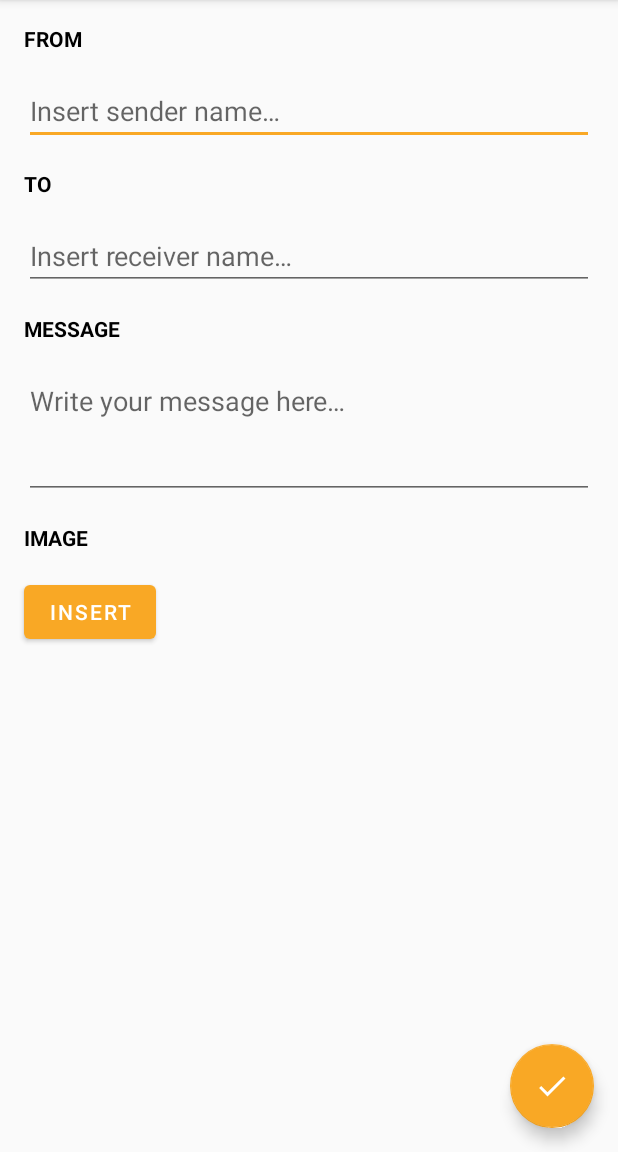
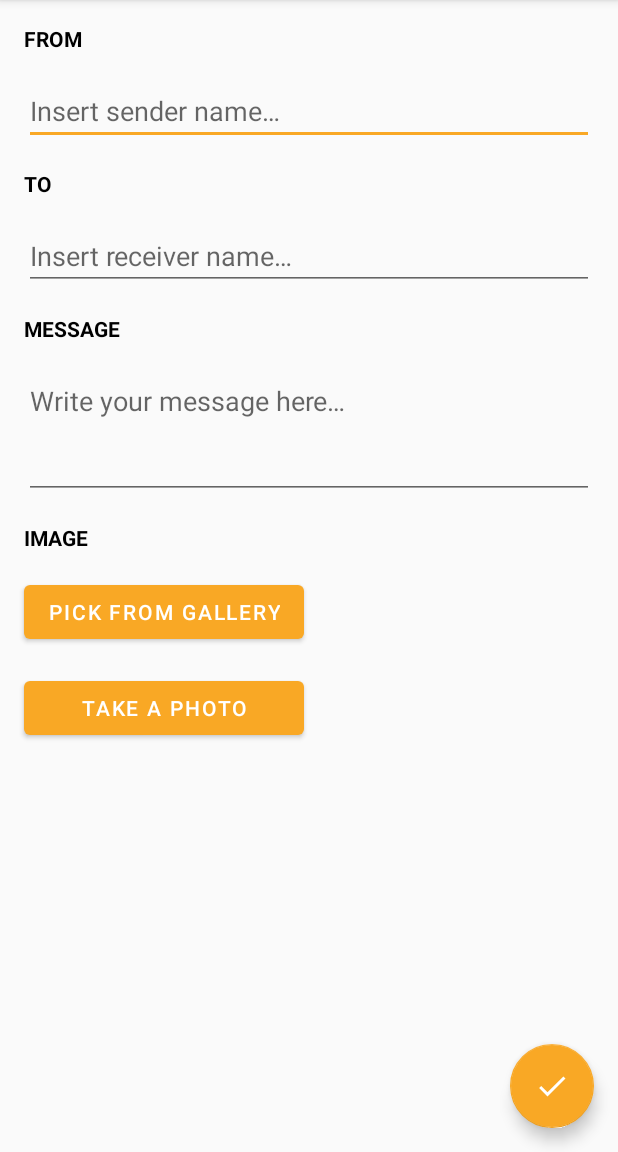
Before and after one commit to laymonage/santun, an Android app: the ComposeFragment screen opened directly, with no data from a screen before it, on a phone screen of 412 x 824 dp, the part 84-1236 px from its top. Run offline under Robolectric (Android 15) with nearby library versions, the phone set to English and light mode, and no system bars; our stand-ins replace Room's generated code, data binding.

Commit message:
Implement camera button

```diff
--- a/app/src/main/java/id/ac/ui/cs/mobileprogramming/sage/santun/data/model/Message.kt
+++ b/app/src/main/java/id/ac/ui/cs/mobileprogramming/sage/santun/data/model/Message.kt
@@ -4,7 +4,6 @@ import androidx.room.ColumnInfo
 import androidx.room.Entity
 import androidx.room.PrimaryKey
 import org.joda.time.DateTime
-import java.util.UUID
 
 @Entity(tableName = "message_table")
 data class Message(
@@ -14,5 +13,5 @@ data class Message(
     @ColumnInfo(name = "message") val message: String,
     @ColumnInfo(name = "image_uri") val imageUri: String? = null,
     @ColumnInfo(name = "timestamp") val timestamp: Long = DateTime.now().millis,
-    @ColumnInfo(name = "uuid") val uuid: String = UUID.randomUUID().toString()
+    @ColumnInfo(name = "uuid") val uuid: String
 )
--- a/app/src/main/res/layout/compose_fragment.xml
+++ b/app/src/main/res/layout/compose_fragment.xml
@@ -132,18 +132,31 @@
                     app:layout_constraintTop_toBottomOf="@+id/messageInput" />
 
                 <com.google.android.material.button.MaterialButton
+                    android:id="@+id/imageButton"
                     style="@style/Widget.MaterialComponents.Button"
-                    android:id="@+id/imageButton"
-                    android:layout_width="wrap_content"
+                    android:layout_width="0dp"
+                    android:layout_height="wrap_content"
+                    android:layout_marginStart="16dp"
+                    android:layout_marginLeft="16dp"
+                    android:layout_marginTop="16dp"
+                    android:text="@string/image_button"
+                    app:layout_constraintStart_toStartOf="parent"
+                    app:layout_constraintTop_toBottomOf="@+id/imageLabel" />
+
+                <com.google.android.material.button.MaterialButton
+                    android:id="@+id/cameraButton"
+                    style="@style/Widget.MaterialComponents.Button"
+                    android:layout_width="0dp"
                     android:layout_height="wrap_content"
                     android:layout_marginStart="16dp"
                     android:layout_marginLeft="16dp"
                     android:layout_marginTop="16dp"
                     android:layout_marginBottom="16dp"
-                    android:text="@string/image_button"
+                    android:text="@string/camera_button"
                     app:layout_constraintBottom_toBottomOf="parent"
+                    app:layout_constraintEnd_toEndOf="@+id/imageButton"
                     app:layout_constraintStart_toStartOf="parent"
-                    app:layout_constraintTop_toBottomOf="@+id/imageLabel"/>
+                    app:layout_constraintTop_toBottomOf="@+id/imageButton" />
 
             </androidx.constraintlayout.widget.ConstraintLayout>
         </ScrollView>
--- a/app/src/main/res/values/strings.xml
+++ b/app/src/main/res/values/strings.xml
@@ -8,7 +8,8 @@
     <string name="message_label">MESSAGE</string>
     <string name="message_hint">Write your message here…</string>
     <string name="image_label">IMAGE</string>
-    <string name="image_button">Insert</string>
+    <string name="image_button">Pick from gallery</string>
+    <string name="camera_button">Take a photo</string>
     <string name="compose_button">Compose</string>
     <string name="empty_message">Please fill all the fields.</string>
     <string name="sender_label_card">From:</string>
--- /dev/null
+++ b/app/src/main/res/xml/file_paths.xml
@@ -0,0 +1,4 @@
+<?xml version="1.0" encoding="utf-8"?>
+<paths xmlns:android="http://schemas.android.com/apk/res/android">
+    <external-path name="images" path="Android/data/id.ac.ui.cs.mobileprogramming.sage.santun/files/Pictures" />
+</paths>
```
Also changed, not shown: app/src/main/java/id/ac/ui/cs/mobileprogramming/sage/santun/data/model/MessageRoomDatabase.kt (+5 -3 lines), app/src/main/java/id/ac/ui/cs/mobileprogramming/sage/santun/ui/compose/ComposeFragment.kt (+36 -6 lines), app/src/main/java/id/ac/ui/cs/mobileprogramming/sage/santun/util/storage/StorageHelper.kt (+11 -4 lines), 1 other file.
